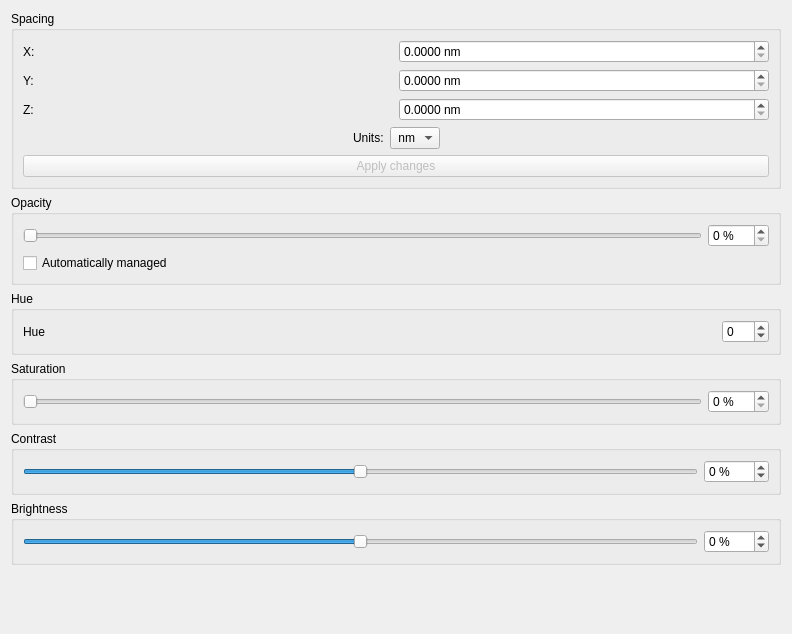
The window that App/Dialogs/ChannelInspector/ChannelInspector.ui (FelixdelasPozas/EspINA) describes before a commit, drawn with Qt 5.
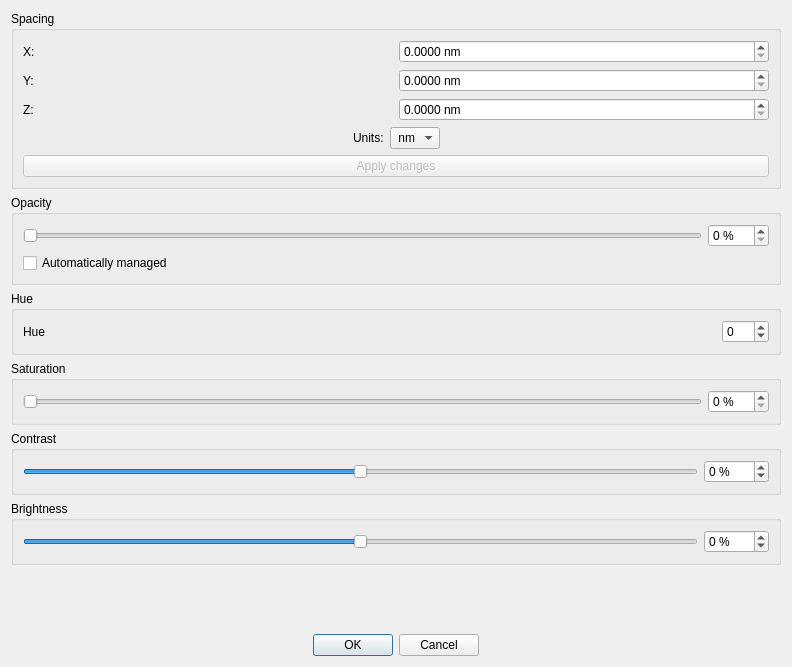
The same window after the commit.

Commit message: Channel Explorer updated with ok/cancel buttons

```diff
--- a/App/Dialogs/ChannelInspector/ChannelInspector.ui
+++ b/App/Dialogs/ChannelInspector/ChannelInspector.ui
@@ -7,7 +7,7 @@
     <x>0</x>
     <y>0</y>
     <width>792</width>
-    <height>634</height>
+    <height>667</height>
    </rect>
   </property>
   <property name="windowTitle">
@@ -20,7 +20,7 @@
       <enum>QLayout::SetMaximumSize</enum>
      </property>
      <item>
-      <layout class="QVBoxLayout" name="verticalLayout" stretch="0,0,0,0,0,0,1">
+      <layout class="QVBoxLayout" name="verticalLayout" stretch="0,0,0,0,0,0,0,0">
        <property name="sizeConstraint">
         <enum>QLayout::SetMinimumSize</enum>
        </property>
@@ -486,6 +486,19 @@
          </property>
         </spacer>
        </item>
+       <item>
+        <widget class="QDialogButtonBox" name="okCancelBox">
+         <property name="orientation">
+          <enum>Qt::Horizontal</enum>
+         </property>
+         <property name="standardButtons">
+          <set>QDialogButtonBox::Cancel|QDialogButtonBox::Ok</set>
+         </property>
+         <property name="centerButtons">
+          <bool>true</bool>
+         </property>
+        </widget>
+       </item>
       </layout>
      </item>
     </layout>
```
Left out of the diff: 38 changed lines with no effect on the pictures. The commit also changes 4 other files.
